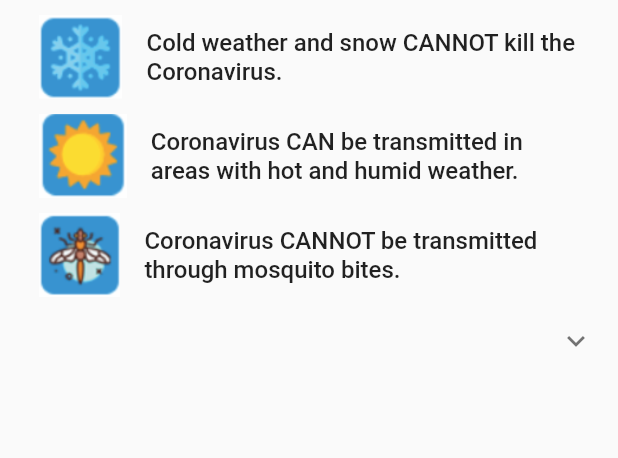
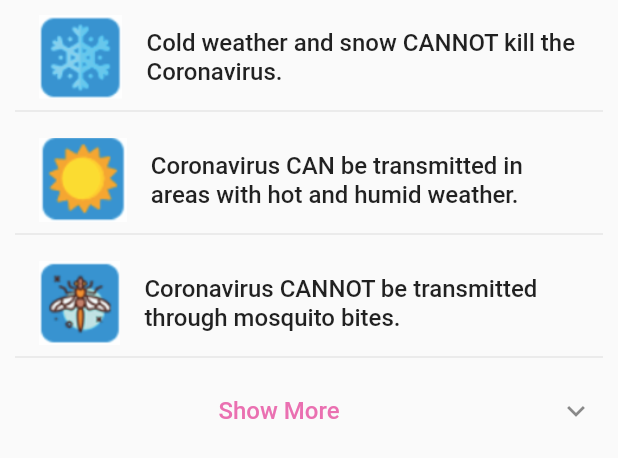
Before and after one commit to amitgayar/corona_feed, a Flutter app: the MythsInfoSection widget shown alone on an empty page, opened directly, on a phone screen of 412 x 824 dp. Shown: the top 458 px of the screen. Run offline on Flutter 3.47's test engine with Material 2 defaults, Android fonts, the phone set to English and light mode, and no system bars; our stand-ins replace carousel_slider, cloud_firestore, firebase_auth, google_sign_in, shared_preferences, toast and 2 more; missing offline and left inert: flutter_webview_plugin, webfeed; accounts and stored records are empty; network calls fail.

Commit message:
Myth section fix

```diff
--- a/lib/AppScreens/InfoSectionScreens/MythsInfoSection.dart
+++ b/lib/AppScreens/InfoSectionScreens/MythsInfoSection.dart
@@ -1,57 +1,85 @@
 import 'package:flutter/material.dart';
 import 'package:modular_login/constants/constants.dart';
 
-class MythsInfoSection extends StatelessWidget {
+class MythsInfoSection extends StatefulWidget {
+  @override
+  _MythsInfoSectionState createState() => _MythsInfoSectionState();
+}
+
+class _MythsInfoSectionState extends State<MythsInfoSection> {
+
+  bool showAll ;
+
+  @override
+  void initState() {
+    // TODO: implement initState
+    super.initState();
+    showAll = false;
+  }
+
   @override
   Widget build(BuildContext context) {
     return
       Column(
         children: <Widget>[
-          Padding(
-            padding: const EdgeInsets.fromLTRB(10,10,10, 0),
-            child: ListTile(
-                title: Text(mythItemList[0]['myth'],
-                    style: TextStyle(fontWeight: FontWeight.w500)),
-                leading: ClipRect(child: Image.asset(mythItemList[0]['image']))
-            ),
-          ),
-          Padding(
-            padding: const EdgeInsets.fromLTRB(10,10,10, 0),
-            child: ListTile(
-                title: Text(mythItemList[1]['myth'],
-                    style: TextStyle(fontWeight: FontWeight.w500)),
-                leading: ClipRect(child: Image.asset(mythItemList[1]['image']))
-            ),
-          ),
-          Padding(
-            padding: const EdgeInsets.fromLTRB(10,10,10, 0),
-            child: ListTile(
-                title: Text(mythItemList[2]['myth'],
-                    style: TextStyle(fontWeight: FontWeight.w500)),
-                leading: ClipRect(child: Image.asset(mythItemList[2]['image']))
-            ),
-          ),
-          ExpansionTile(
-            title: Text(""),
-            children: <Widget>[
+//          Padding(
+//            padding: const EdgeInsets.fromLTRB(10,10,10, 0),
+//            child: ListTile(
+//                title: Text(mythItemList[0]['myth'],
+//                    style: TextStyle(fontWeight: FontWeight.w500)),
+//                leading: ClipRect(child: Image.asset(mythItemList[0]['image']))
+//            ),
+//          ),
+//          Padding(
+//            padding: const EdgeInsets.fromLTRB(10,10,10, 0),
+//            child: ListTile(
+//                title: Text(mythItemList[1]['myth'],
+//                    style: TextStyle(fontWeight: FontWeight.w500)),
+//                leading: ClipRect(child: Image.asset(mythItemList[1]['image']))
+//            ),
+//          ),
+//          Padding(
+//            padding: const EdgeInsets.fromLTRB(10,10,10, 0),
+//            child: ListTile(
+//                title: Text(mythItemList[2]['myth'],
+//                    style: TextStyle(fontWeight: FontWeight.w500)),
+//                leading: ClipRect(child: Image.asset(mythItemList[2]['image']))
+//            ),
+//          ),
           ListView.builder(
               shrinkWrap: true,
               physics: ClampingScrollPhysics(),
-                  itemCount: mythItemList.length - 3,
+              itemCount: (showAll) ? mythItemList.length : 3,
               itemBuilder: (BuildContext context, int index) {
-                    final item = mythItemList[index + 3];
+                final item = mythItemList[index];
                 return Padding(
                   padding: const EdgeInsets.fromLTRB(10,10,10, 0),
-                      child: ListTile(
+                  child: Column(
+                    children: <Widget>[
+                      ListTile(
                           title: Text(item['myth'],
                               style: TextStyle(fontWeight: FontWeight.w500)),
                           leading: ClipRect(child: Image.asset(item['image']))
                       ),
+                    Divider(),
+                    ],
+                  ),
                 );
               }
           ),
-            ],
+          Center(
+            child: ListTile(
+              title: Text((showAll) ?  "Show Less" : "Show More",
+                    textAlign: TextAlign.center,
+                    style: TextStyle(fontWeight: FontWeight.w500,color: baseColor)),
+              trailing : (showAll) ?  Icon(Icons.keyboard_arrow_up) : Icon(Icons.keyboard_arrow_down),
+              onTap: () {
+                if(showAll) showAll = false;
+                else showAll = true;
+                setState((){});
+              },
             ),
+          )
         ],
       );
   }
```
Lines whose indentation alone changed are shown as unchanged.
